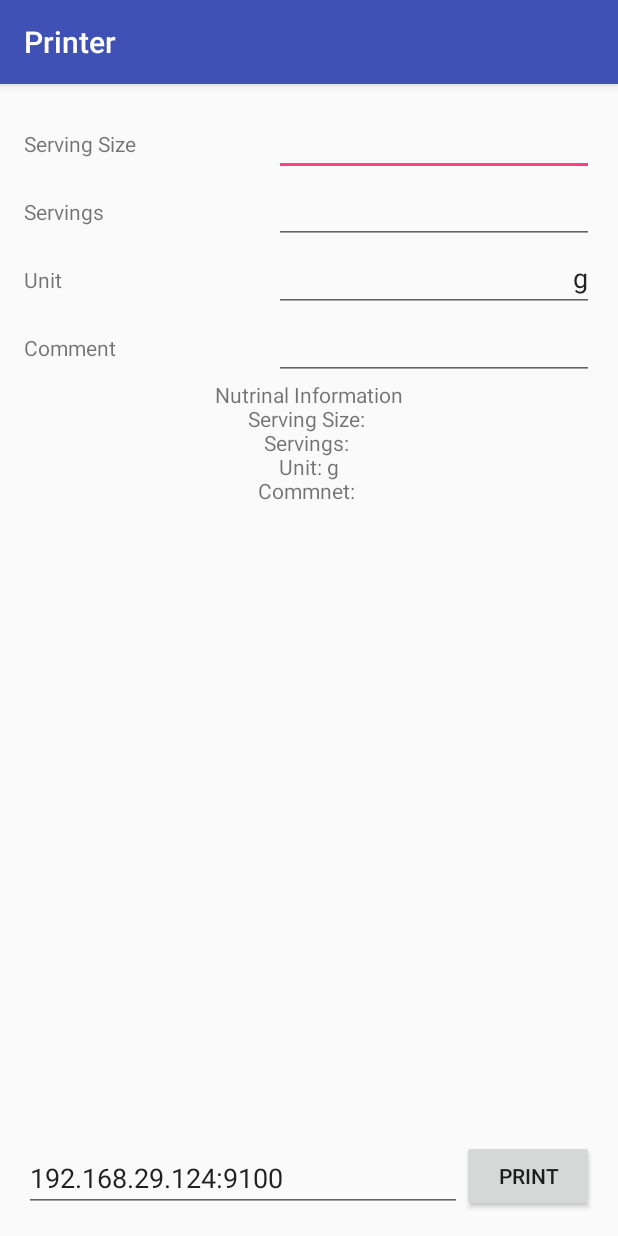
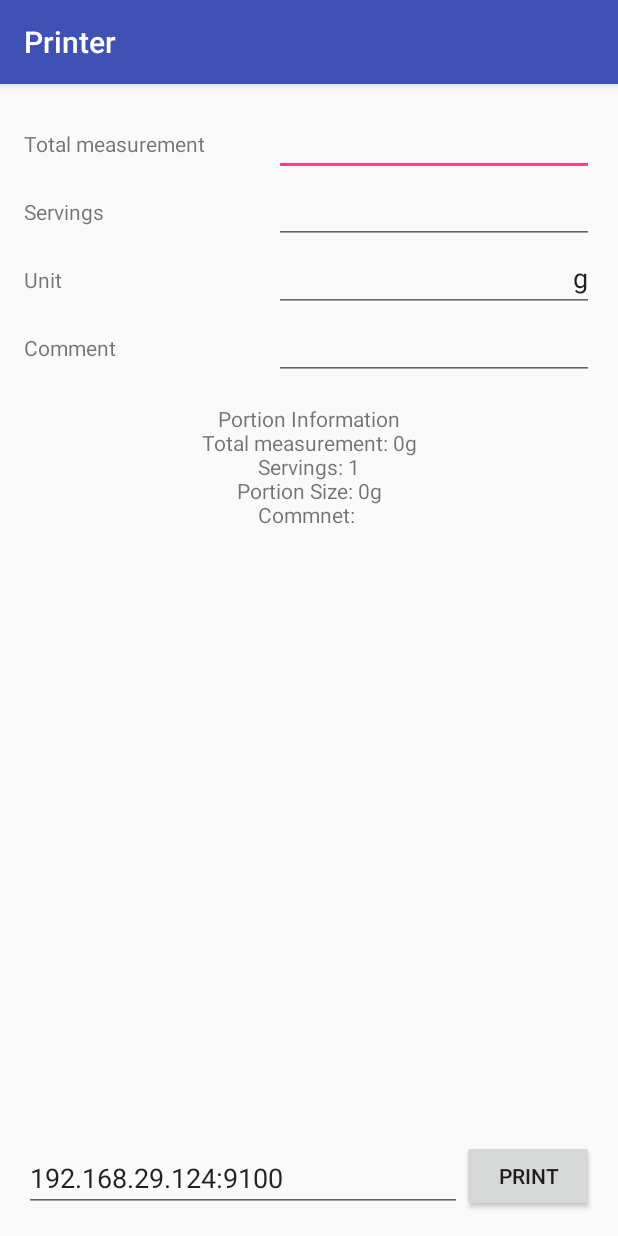
Before and after one commit to alpharesearch/AndroidPrinter, an Android app: the screen it shows after launch (MainActivity), after a tap on "PRINT", on a phone screen of 412 x 824 dp. Run offline under Robolectric (Android 15) with nearby library versions, the phone set to English and light mode, and no system bars.

Commit message:
first alpha release build

```diff
--- a/Printer/app/src/main/java/de/alpharesearch/printer/MainActivity.java
+++ b/Printer/app/src/main/java/de/alpharesearch/printer/MainActivity.java
@@ -27,12 +27,28 @@ public class MainActivity extends AppCompatActivity {
     public void Print(View v) {
 
         EditText editTextIP = (EditText) this.findViewById(R.id.editTextIP);
-        EditText editText_Size = (EditText) this.findViewById(R.id.editText_Size);
+        EditText editText_Measurement = (EditText) this.findViewById(R.id.editText_Size);
+        int measurement  = 0;
+        try {
+            measurement = Integer.parseInt(editText_Measurement.getText().toString());
+        }
+        catch(NumberFormatException nfe) {
+            Log.e("Print","trying to convert:"+editText_Measurement.getText().toString()+" to integer failed");
+            measurement  = 0;
+        }
         EditText editText_Servings = (EditText) this.findViewById(R.id.editText_Servings);
+        int servings  = 0;
+        try {
+            servings = Integer.parseInt(editText_Servings.getText().toString());
+        }
+        catch(NumberFormatException nfe) {
+            Log.e("Print","trying to convert:"+editText_Servings.getText().toString()+" to integer failed");
+            servings  = 1;
+        }
         EditText editText_Unit = (EditText) this.findViewById(R.id.editText_Unit);
         EditText editText_Comment = (EditText) this.findViewById(R.id.editText_Comment);
         TextView mTextView_Preview = (TextView) this.findViewById(R.id.textView_Preview);
-        String print_this = "Nutrinal Information\nServing Size: "+editText_Size.getText().toString()+"\nServings: "+editText_Servings.getText().toString()+"\nUnit: "+editText_Unit.getText().toString()+"\nCommnet: "+editText_Comment.getText().toString()+"\n\n\n";
+        String print_this = "\nPortion Information\nTotal measurement: "+Integer.toString(measurement)+editText_Unit.getText().toString()+"\nServings: "+Integer.toString(servings)+"\nPortion Size: "+Integer.toString((measurement/servings))+editText_Unit.getText().toString()+"\nCommnet: "+editText_Comment.getText().toString()+"\n\n\n";
 
         mTextView_Preview.setText(print_this);
         new ConnectTask().execute(editTextIP.getText().toString());
--- a/Printer/app/src/main/res/layout/activity_main.xml
+++ b/Printer/app/src/main/res/layout/activity_main.xml
@@ -60,7 +60,7 @@
         android:layout_below="@+id/editText_Comment" />
 
     <TextView
-        android:text="Serving Size"
+        android:text="Total measurement"
         android:layout_width="wrap_content"
         android:layout_height="wrap_content"
         android:id="@+id/textView1"
```
Also changed, not shown: 6 other files.
